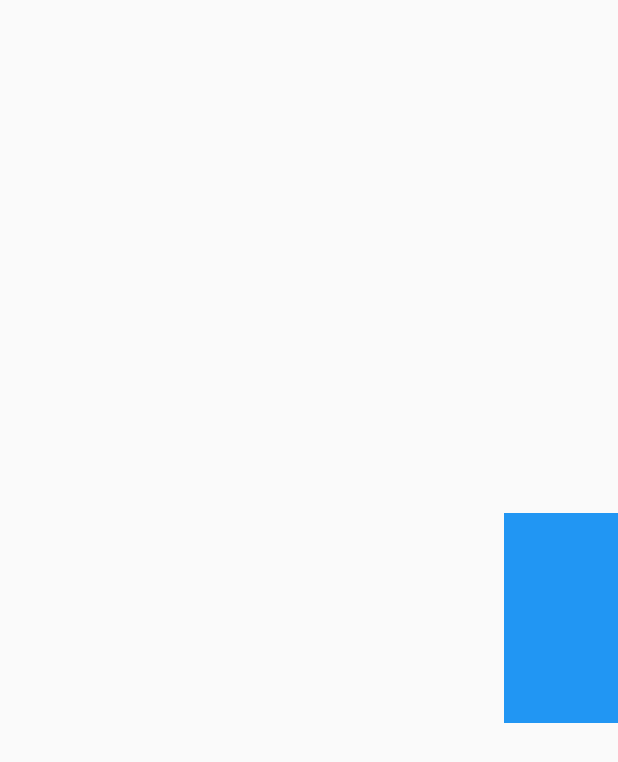
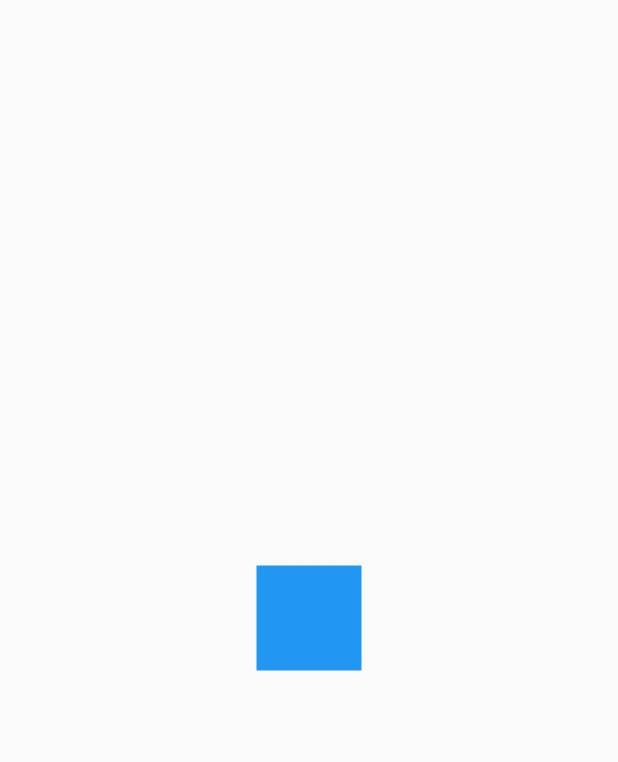
Before and after one commit to KitanoR/dise-os_flutter, a Flutter app: the screen it shows after launch, on a phone screen of 412 x 824 dp. Shown: the top 762 px of the screen. Run offline on Flutter 3.47's test engine with Material 2 defaults, Android fonts, the phone set to English and light mode, and no system bars.

Commit message:
Reto de cuadrado

```diff
--- a/lib/main.dart
+++ b/lib/main.dart
@@ -1,3 +1,4 @@
+import 'package:disenios/src/Retos/cuadrado_animado_page.dart';
 import 'package:disenios/src/pages/animaciones_page.dart';
 import 'package:disenios/src/pages/headers_page.dart';
 import 'package:flutter/material.dart';
@@ -12,7 +13,7 @@ class MyApp extends StatelessWidget {
       title: 'Diseños flutter',
       debugShowCheckedModeBanner: false,
 
-      home: AnimacionesPage()
+      home: CuadradoAnimadoPage()
     );
   }
 }
--- /dev/null
+++ b/lib/src/Retos/cuadrado_animado_page.dart
@@ -0,0 +1,123 @@
+import 'package:flutter/material.dart';
+
+class CuadradoAnimadoPage extends StatelessWidget {
+  @override
+  Widget build(BuildContext context) {
+    return Scaffold(
+      body: Center(
+        child: new _CuadradoAnimado(),
+      ),
+    );
+  }
+}
+
+class _CuadradoAnimado extends StatefulWidget {
+  const _CuadradoAnimado({
+    Key key,
+  }) : super(key: key);
+
+  @override
+  __CuadradoAnimadoState createState() => __CuadradoAnimadoState();
+}
+
+class __CuadradoAnimadoState extends State<_CuadradoAnimado> with SingleTickerProviderStateMixin {
+  AnimationController controller;
+
+  Animation<double> moverDerecha;
+  Animation<double> moverIzquierda;
+
+  Animation<double> moverArriba;
+  Animation<double> moverAbajo;
+
+  double pivoteY;
+  double pivoteX;
+
+  @override
+  void initState() {
+    controller = new AnimationController(
+      vsync: this,
+      duration: Duration(milliseconds: 4500)
+    );
+
+    moverDerecha = Tween(begin: 0.0, end: 150.0).animate(
+      CurvedAnimation(
+       parent: controller,
+       curve: Interval(
+         0.0,
+         0.25,
+         curve: Curves.bounceOut
+       ),
+      )
+    );
+     moverArriba = Tween(begin: 0.0, end: -150.0).animate(
+      CurvedAnimation(
+       parent: controller,
+       curve: Interval(
+         0.26,
+         0.50,
+         curve: Curves.bounceOut
+       ),
+      )
+    );
+
+    moverIzquierda = Tween(begin: 0.0, end: -150.0).animate(
+      CurvedAnimation(
+       parent: controller,
+       curve: Interval(
+         0.51,
+         0.75,
+         curve: Curves.bounceOut
+       ),
+      )
+    );
+
+
+    moverAbajo = Tween(begin: 0.0, end: 150.0).animate(
+      CurvedAnimation(
+       parent: controller,
+       curve: Interval(
+         0.76,
+         1.0,
+         curve: Curves.bounceOut
+       ),
+      )
+    );
+
+    super.initState();
+  }
+
+  @override
+  void dispose() {
+    controller.dispose();
+    super.dispose();
+  }
+
+  @override
+  Widget build(BuildContext context) {
+    controller.forward();
+    return AnimatedBuilder(
+      animation: controller,
+      child: _Rectangulo(),
+      builder: (BuildContext context, Widget childRectangulo) {
+        return Transform.translate(
+          offset: Offset(moverDerecha.value + moverIzquierda.value, moverArriba.value + moverAbajo.value),
+          child: childRectangulo,
+        );
+      },
+    );
+  }
+}
+
+class _Rectangulo extends StatelessWidget {
+    @override
+    Widget build(BuildContext context) {
+
+    return Container(
+       width: 70,
+       height: 70,
+       decoration: BoxDecoration(
+         color: Colors.blue
+       ),
+     );
+   }
+}
--- a/lib/src/pages/animaciones_page.dart
+++ b/lib/src/pages/animaciones_page.dart
@@ -25,7 +25,11 @@ class _CuadradoAnimadoState extends State<CuadradoAnimado> with SingleTickerProv
 
   AnimationController controller;
   Animation<double> rotacion;
+
   Animation<double> opacidad;
+  Animation<double> opacidadOut;
+
+
   Animation<double> moverDerecha;
   Animation<double> agrandar;
   @override
@@ -34,8 +38,14 @@ class _CuadradoAnimadoState extends State<CuadradoAnimado> with SingleTickerProv
     rotacion = Tween(begin: 0.0, end: 2 * Math.pi).animate(
       CurvedAnimation(parent: controller, curve: Curves.easeOut)
     );
+
+
     opacidad = Tween(begin: 0.1, end: 1.0).animate(
       CurvedAnimation(parent: controller, curve: Interval(0, 0.50, curve: Curves.easeOut))
+    );
+
+    opacidadOut = Tween(begin: 0.0, end: 1.0).animate(
+      CurvedAnimation(parent: controller, curve: Interval(0.75, 1.0, curve: Curves.easeOut))
     );
 
     moverDerecha = Tween(begin: 0.0, end: 200.0).animate(
@@ -68,7 +78,7 @@ class _CuadradoAnimadoState extends State<CuadradoAnimado> with SingleTickerProv
             child: Transform.rotate(
               angle: rotacion.value,
               child: Opacity(
-                      opacity: opacidad.value,
+                opacity: opacidad.value - opacidadOut.value,
                 child: Transform.scale(
                   scale: agrandar.value,
                   child: child
```
Lines whose indentation alone changed are shown as unchanged.
